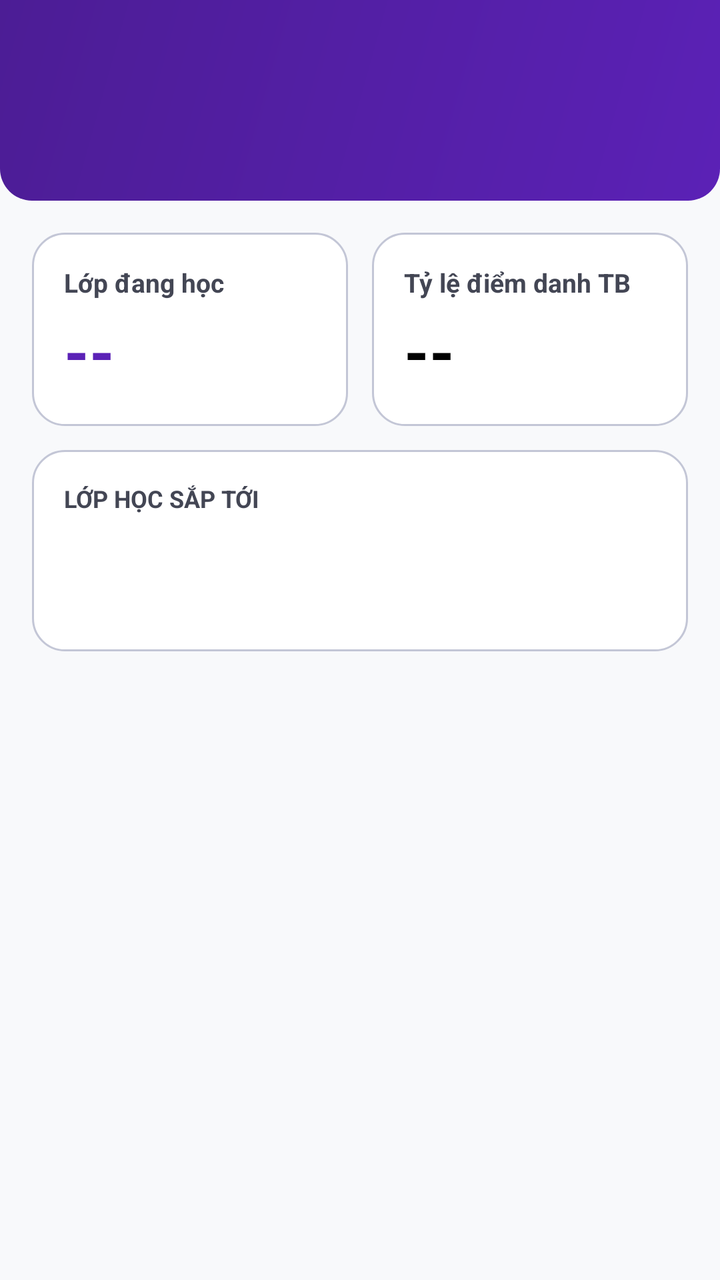
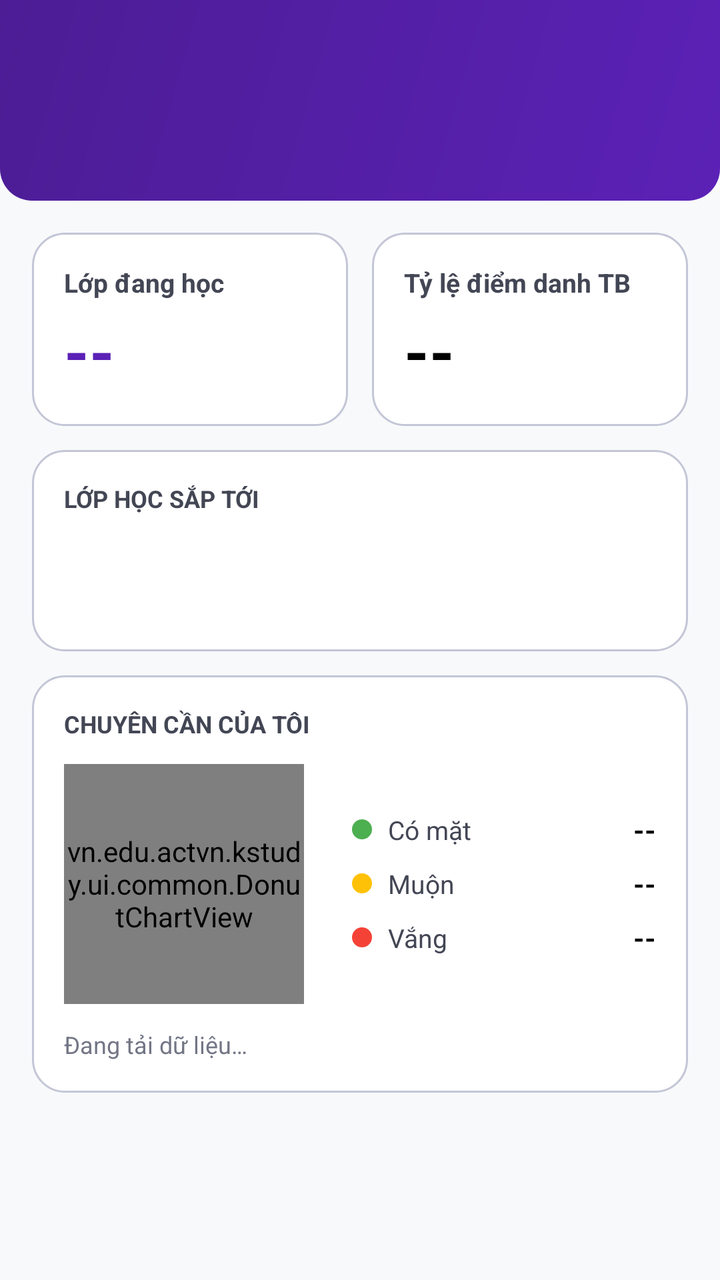

The first picture is an Android layout as it rendered before a commit; the second is the same layout after the commit. The layout source and the unified diff follow.
<!-- AndroidManifest.xml: application theme Theme.Kstudy -->
<!-- res/layout/fragment_student_dashboard.xml -->
<?xml version="1.0" encoding="utf-8"?>
<ScrollView xmlns:android="http://schemas.android.com/apk/res/android"
    android:layout_width="match_parent"
    android:layout_height="match_parent"
    android:background="@color/background"
    android:fillViewport="true">

    <LinearLayout
        android:layout_width="match_parent"
        android:layout_height="wrap_content"
        android:orientation="vertical">

        
        <LinearLayout
            android:layout_width="match_parent"
            android:layout_height="wrap_content"
            android:background="@drawable/bg_gradient_blue"
            android:orientation="vertical"
            android:padding="24dp">

            <TextView
                android:id="@+id/tvStudentDashboardWelcome"
                android:layout_width="wrap_content"
                android:layout_height="wrap_content"
                android:textColor="@color/white"
                android:textSize="22sp"
                android:textStyle="bold" />

            <TextView
                android:id="@+id/tvStudentDashboardSubDetails"
                android:layout_width="wrap_content"
                android:layout_height="wrap_content"
                android:layout_marginTop="4dp"
                android:textColor="@color/primary_container"
                android:textSize="14sp" />
        </LinearLayout>

        <LinearLayout
            android:layout_width="match_parent"
            android:layout_height="wrap_content"
            android:orientation="vertical"
            android:padding="16dp">

            
            <LinearLayout
                android:layout_width="match_parent"
                android:layout_height="wrap_content"
                android:orientation="horizontal">

                <LinearLayout
                    android:layout_width="0dp"
                    android:layout_height="wrap_content"
                    android:layout_marginEnd="6dp"
                    android:layout_weight="1"
                    android:background="@drawable/bg_card"
                    android:orientation="vertical"
                    android:padding="16dp">

                    <TextView
                        android:layout_width="wrap_content"
                        android:layout_height="wrap_content"
                        android:text="Lớp đang học"
                        android:textColor="@color/text_secondary"
                        android:textSize="13sp"
                        android:textStyle="bold" />

                    <TextView
                        android:id="@+id/tvStudentStatClasses"
                        android:layout_width="wrap_content"
                        android:layout_height="wrap_content"
                        android:layout_marginTop="4dp"
                        android:text="--"
                        android:textColor="@color/primary"
                        android:textSize="32sp"
                        android:textStyle="bold" />
                </LinearLayout>

                <LinearLayout
                    android:layout_width="0dp"
                    android:layout_height="wrap_content"
                    android:layout_marginStart="6dp"
                    android:layout_weight="1"
                    android:background="@drawable/bg_card"
                    android:orientation="vertical"
                    android:padding="16dp">

                    <TextView
                        android:layout_width="wrap_content"
                        android:layout_height="wrap_content"
                        android:text="Tỷ lệ điểm danh TB"
                        android:textColor="@color/text_secondary"
                        android:textSize="13sp"
                        android:textStyle="bold" />

                    <TextView
                        android:id="@+id/tvStudentStatAttendance"
                        android:layout_width="wrap_content"
                        android:layout_height="wrap_content"
                        android:layout_marginTop="4dp"
                        android:text="--"
                        android:textColor="@color/black"
                        android:textSize="32sp"
                        android:textStyle="bold" />
                </LinearLayout>
            </LinearLayout>

            
            <LinearLayout
                android:layout_width="match_parent"
                android:layout_height="wrap_content"
                android:layout_marginTop="12dp"
                android:background="@drawable/bg_card"
                android:orientation="vertical"
                android:padding="16dp">

                <TextView
                    android:layout_width="wrap_content"
                    android:layout_height="wrap_content"
                    android:text="LỚP HỌC SẮP TỚI"
                    android:textColor="@color/text_secondary"
                    android:textSize="12sp"
                    android:textStyle="bold" />

                <TextView
                    android:id="@+id/tvStudentUpcomingClassName"
                    android:layout_width="wrap_content"
                    android:layout_height="wrap_content"
                    android:layout_marginTop="8dp"
                    android:textColor="@color/black"
                    android:textSize="17sp"
                    android:textStyle="bold" />

                <TextView
                    android:id="@+id/tvStudentUpcomingClassInfo"
                    android:layout_width="wrap_content"
                    android:layout_height="wrap_content"
                    android:layout_marginTop="4dp"
                    android:textColor="@color/text_secondary"
                    android:textSize="13sp" />
            </LinearLayout>
        </LinearLayout>
    </LinearLayout>
</ScrollView>
<!-- resources referenced by this layout -->
<resources>
  <color name="background">#F8F9FB</color>
  <color name="black">#FF000000</color>
  <color name="primary">#5B21B6</color>
  <color name="primary_container">#EDE9FE</color>
  <color name="text_secondary">#434654</color>
  <color name="white">#FFFFFFFF</color>
  <!-- drawable bg_card (drawable) -->
  <?xml version="1.0" encoding="utf-8"?>
  <shape xmlns:android="http://schemas.android.com/apk/res/android"
      android:shape="rectangle">
      <solid android:color="@color/surface" />
      <corners android:radius="16dp" />
      <stroke
          android:width="1dp"
          android:color="@color/outline_variant" />
  </shape>
  <!-- drawable bg_gradient_blue (drawable) -->
  <?xml version="1.0" encoding="utf-8"?>
  <shape xmlns:android="http://schemas.android.com/apk/res/android"
      android:shape="rectangle">
      <gradient
          android:angle="135"
          android:endColor="@color/primary_dark"
          android:startColor="@color/primary" />
      <corners
          android:bottomLeftRadius="16dp"
          android:bottomRightRadius="16dp" />
  </shape>
  <style name="Theme.Kstudy" parent="Base.Theme.Kstudy" />
  <color name="surface">#FFFFFF</color>
  <color name="outline_variant">#C3C6D6</color>
  <color name="primary_dark">#4C1D95</color>
  <style name="Base.Theme.Kstudy" parent="Theme.Material3.Light.NoActionBar">
          
          <item name="colorPrimary">@color/primary</item>
          <item name="colorOnPrimary">@color/white</item>
      </style>
</resources>

<!-- the commit's change to res/layout/fragment_student_dashboard.xml (unified diff, before → after) -->
@@ -106,6 +106,15 @@
 
             
             <LinearLayout
+                android:id="@+id/layoutStudentWarnings"
+                android:layout_width="match_parent"
+                android:layout_height="wrap_content"
+                android:layout_marginTop="12dp"
+                android:orientation="vertical"
+                android:visibility="gone" />
+
+            
+            <LinearLayout
                 android:layout_width="match_parent"
                 android:layout_height="wrap_content"
                 android:layout_marginTop="12dp"
@@ -138,6 +147,156 @@
                     android:textColor="@color/text_secondary"
                     android:textSize="13sp" />
             </LinearLayout>
+
+            
+            <LinearLayout
+                android:layout_width="match_parent"
+                android:layout_height="wrap_content"
+                android:layout_marginTop="12dp"
+                android:background="@drawable/bg_card"
+                android:orientation="vertical"
+                android:padding="16dp">
+
+                <TextView
+                    android:layout_width="wrap_content"
+                    android:layout_height="wrap_content"
+                    android:text="CHUYÊN CẦN CỦA TÔI"
+                    android:textColor="@color/text_secondary"
+                    android:textSize="12sp"
+                    android:textStyle="bold" />
+
+                <LinearLayout
+                    android:layout_width="match_parent"
+                    android:layout_height="wrap_content"
+                    android:layout_marginTop="12dp"
+                    android:gravity="center_vertical"
+                    android:orientation="horizontal">
+
+                    <vn.edu.actvn.kstudy.ui.common.DonutChartView
+                        android:id="@+id/chartStudentAttendance"
+                        android:layout_width="120dp"
+                        android:layout_height="120dp" />
+
+                    <include
+                        android:id="@+id/legendStudentAttendance"
+                        layout="@layout/view_attendance_legend"
+                        android:layout_width="0dp"
+                        android:layout_height="wrap_content"
+                        android:layout_marginStart="24dp"
+                        android:layout_weight="1" />
+                </LinearLayout>
+
+                <TextView
+                    android:id="@+id/tvStudentChartNote"
+                    android:layout_width="wrap_content"
+                    android:layout_height="wrap_content"
+                    android:layout_marginTop="12dp"
+                    android:text="Đang tải dữ liệu…"
+                    android:textColor="@color/outline"
+                    android:textSize="12sp" />
+            </LinearLayout>
         </LinearLayout>
     </LinearLayout>
 </ScrollView>
+<!-- res/layout/view_attendance_legend.xml (included above) -->
+<?xml version="1.0" encoding="utf-8"?>
+<LinearLayout xmlns:android="http://schemas.android.com/apk/res/android"
+    android:layout_width="match_parent"
+    android:layout_height="wrap_content"
+    android:orientation="vertical">
+
+    <LinearLayout
+        android:layout_width="match_parent"
+        android:layout_height="wrap_content"
+        android:gravity="center_vertical"
+        android:orientation="horizontal">
+
+        <View
+            android:layout_width="10dp"
+            android:layout_height="10dp"
+            android:background="@drawable/bg_legend_dot"
+            android:backgroundTint="@color/present" />
+
+        <TextView
+            android:layout_width="0dp"
+            android:layout_height="wrap_content"
+            android:layout_marginStart="8dp"
+            android:layout_weight="1"
+            android:text="Có mặt"
+            android:textColor="@color/text_secondary"
+            android:textSize="13sp" />
+
+        <TextView
+            android:id="@+id/tvLegendPresent"
+            android:layout_width="wrap_content"
+            android:layout_height="wrap_content"
+            android:text="--"
+            android:textColor="@color/black"
+            android:textSize="14sp"
+            android:textStyle="bold" />
+    </LinearLayout>
+
+    <LinearLayout
+        android:layout_width="match_parent"
+        android:layout_height="wrap_content"
+        android:layout_marginTop="8dp"
+        android:gravity="center_vertical"
+        android:orientation="horizontal">
+
+        <View
+            android:layout_width="10dp"
+            android:layout_height="10dp"
+            android:background="@drawable/bg_legend_dot"
+            android:backgroundTint="@color/late" />
+
+        <TextView
+            android:layout_width="0dp"
+            android:layout_height="wrap_content"
+            android:layout_marginStart="8dp"
+            android:layout_weight="1"
+            android:text="Muộn"
+            android:textColor="@color/text_secondary"
+            android:textSize="13sp" />
+
+        <TextView
+            android:id="@+id/tvLegendLate"
+            android:layout_width="wrap_content"
+            android:layout_height="wrap_content"
+            android:text="--"
+            android:textColor="@color/black"
+            android:textSize="14sp"
+            android:textStyle="bold" />
+    </LinearLayout>
+
+    <LinearLayout
+        android:layout_width="match_parent"
+        android:layout_height="wrap_content"
+        android:layout_marginTop="8dp"
+        android:gravity="center_vertical"
+        android:orientation="horizontal">
+
+        <View
+            android:layout_width="10dp"
+            android:layout_height="10dp"
+            android:background="@drawable/bg_legend_dot"
+            android:backgroundTint="@color/absent" />
+
+        <TextView
+            android:layout_width="0dp"
+            android:layout_height="wrap_content"
+            android:layout_marginStart="8dp"
+            android:layout_weight="1"
+            android:text="Vắng"
+            android:textColor="@color/text_secondary"
+            android:textSize="13sp" />
+
+        <TextView
+            android:id="@+id/tvLegendAbsent"
+            android:layout_width="wrap_content"
+            android:layout_height="wrap_content"
+            android:text="--"
+            android:textColor="@color/black"
+            android:textSize="14sp"
+            android:textStyle="bold" />
+    </LinearLayout>
+</LinearLayout>
<!-- resource entries referenced after the edit -->
@@ -1,7 +1,11 @@
 <!-- resources referenced by this layout -->
 <resources>
+  <color name="absent">#F44336</color>
   <color name="background">#F8F9FB</color>
   <color name="black">#FF000000</color>
+  <color name="late">#FFC107</color>
+  <color name="outline">#737685</color>
+  <color name="present">#4CAF50</color>
   <color name="primary">#5B21B6</color>
   <color name="primary_container">#EDE9FE</color>
   <color name="text_secondary">#434654</color>
@@ -28,6 +32,12 @@
           android:bottomLeftRadius="16dp"
           android:bottomRightRadius="16dp" />
   </shape>
+  <!-- drawable bg_legend_dot (drawable) -->
+  <?xml version="1.0" encoding="utf-8"?>
+  <shape xmlns:android="http://schemas.android.com/apk/res/android"
+      android:shape="oval">
+      <solid android:color="@color/primary" />
+  </shape>
   <style name="Theme.Kstudy" parent="Base.Theme.Kstudy" />
   <color name="surface">#FFFFFF</color>
   <color name="outline_variant">#C3C6D6</color>
